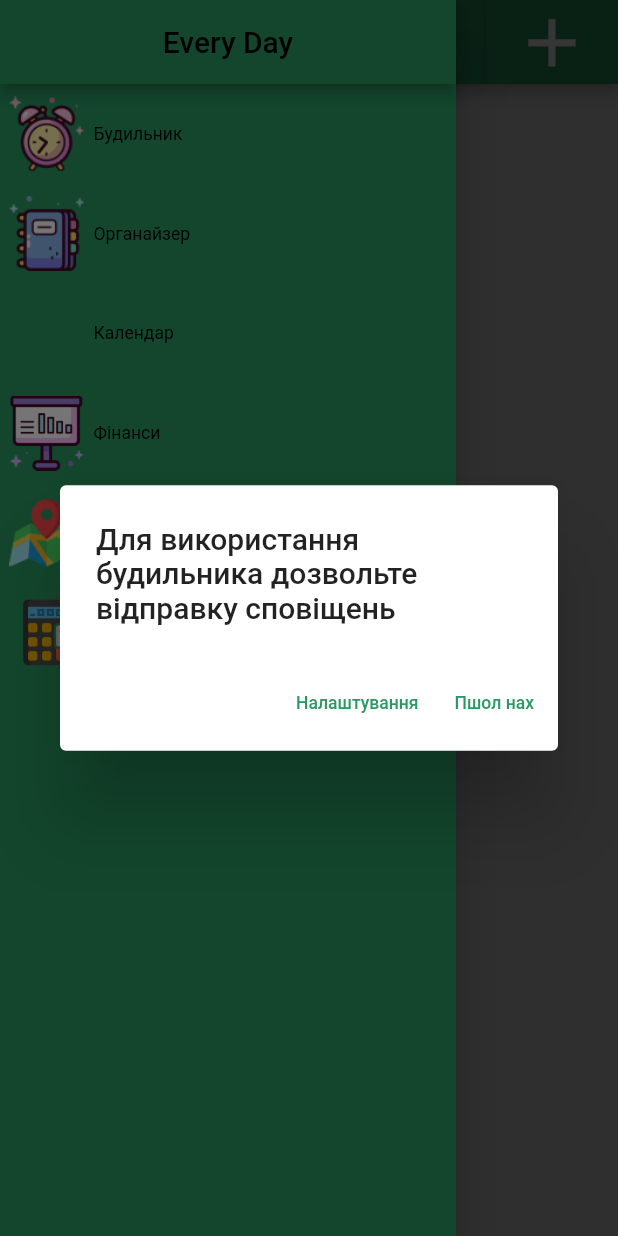
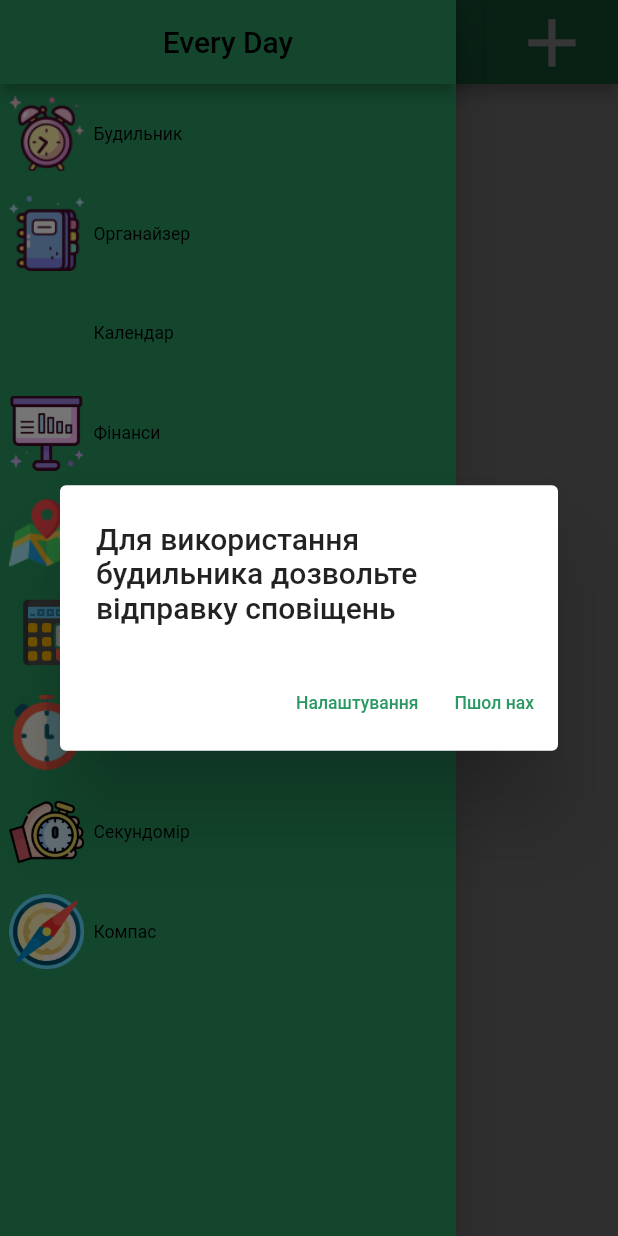
Before and after one commit to murranik/everyday, a Flutter app: the screen it shows after launch, with the side drawer open, on a phone screen of 412 x 824 dp. Run offline on Flutter 3.47's test engine with Material 2 defaults, Android fonts, the phone set to English and light mode, and no system bars; our stand-ins replace date_time_picker, extended_masked_text, flutter_compass, flutter_local_notifications, flutter_native_timezone, flutter_time_picker_spinner and 8 more; missing offline and left inert: android_alarm_manager_plus, flex_color_picker, flutter_simple_calculator, input_calculator, notification_permissions; accounts and stored records are empty; statements that could not run were skipped.

Commit message:
Add stopwatch and compass

```diff
--- a/lib/main.dart
+++ b/lib/main.dart
@@ -7,6 +7,7 @@ import 'package:everyday/views/pagesview.dart';
 import 'package:everyday/views/preferenceview.dart';
 import 'package:flutter/foundation.dart';
 import 'package:flutter/material.dart';
+import 'package:flutter/services.dart';
 import 'package:flutter_localizations/flutter_localizations.dart';
 import 'package:provider/provider.dart';
 import 'package:shared_preferences/shared_preferences.dart';
@@ -68,6 +69,11 @@ class MyApp extends StatefulWidget {
 class _MyAppState extends State<MyApp> with WidgetsBindingObserver {
   @override
   Widget build(BuildContext context) {
+    SystemChrome.setPreferredOrientations([
+      DeviceOrientation.portraitUp,
+      DeviceOrientation.landscapeLeft,
+      DeviceOrientation.landscapeRight,
+    ]);
     return LayoutBuilder(builder: (context, constraints) {
       return OrientationBuilder(builder: (context, orientation) {
         SizerUtil.setScreenSize(constraints, orientation);
--- a/lib/pages/homepage.dart
+++ b/lib/pages/homepage.dart
@@ -5,9 +5,11 @@ import 'package:everyday/logic/models/alarm.dart';
 import 'package:everyday/screens/alarmscreen.dart';
 import 'package:everyday/screens/calculatorscreen.dart';
 import 'package:everyday/screens/calendarscreen.dart';
+import 'package:everyday/screens/compass.dart';
 import 'package:everyday/screens/finances/financesscreen.dart';
 import 'package:everyday/screens/mapscreen.dart';
 import 'package:everyday/screens/organizerscreen.dart';
+import 'package:everyday/screens/secundomer.dart';
 import 'package:everyday/views/alarmview.dart';
 import 'package:everyday/views/pagesview.dart';
 import 'package:everyday/widgets/drawerwidget.dart';
@@ -80,6 +82,24 @@ class _HomePageState extends State<HomePage> {
           pageName = "Calc";
         }
         break;
+      case "Timer":
+        {
+          title = "Таймер";
+          pageName = "Timer";
+        }
+        break;
+      case "Sec":
+        {
+          title = "Секундомір";
+          pageName = "Sec";
+        }
+        break;
+      case "Compass":
+        {
+          title = "Компас";
+          pageName = "Compass";
+        }
+        break;
       default:
         {
           title = "Будильник";
@@ -149,6 +169,12 @@ class _HomePageState extends State<HomePage> {
             return const MapScreen();
           } else if (pageName == "Calc") {
             return const CalculatorScreen();
+          } else if (pageName == "Sec") {
+            return const SecScreen();
+          } else if (pageName == "Compass") {
+            return const CompassScreen();
+          } else if (pageName == "Timer") {
+            return const CalculatorScreen();
           } else {
             return const Text("error");
           }
--- a/lib/screens/alarmscreen.dart
+++ b/lib/screens/alarmscreen.dart
@@ -33,8 +33,8 @@ class _AlarmScreenState extends State<AlarmScreen> with WidgetsBindingObserver {
   void initState() {
     alarmView = Provider.of<AlarmView>(context, listen: false);
     permissionStatusFuture = getCheckNotificationPermStatus();
-    WidgetsBinding.instance!.addObserver(this);
-    WidgetsBinding.instance!
+    WidgetsBinding.instance.addObserver(this);
+    WidgetsBinding.instance
         .addPostFrameCallback((_) => getNotificationAccessDialog());
     super.initState();
   }
--- a/lib/widgets/drawerwidget.dart
+++ b/lib/widgets/drawerwidget.dart
@@ -71,6 +71,21 @@ class _DrawerWidgetState extends State<DrawerWidget> {
               SizedBox(
                 height: 2.h,
               ),
+              iconButtonWithText(
+                  "Таймер", "assets/images/chronometer.png", "Timer"),
+              SizedBox(
+                height: 2.h,
+              ),
+              iconButtonWithText(
+                  "Секундомір", "assets/images/stopwatch.png", "Sec"),
+              SizedBox(
+                height: 2.h,
+              ),
+              iconButtonWithText(
+                  "Компас", "assets/images/compass.png", "Compass"),
+              SizedBox(
+                height: 2.h,
+              ),
             ],
           ),
         ));
--- a/pubspec.yaml
+++ b/pubspec.yaml
@@ -25,6 +25,11 @@ dependencies:
   flutter_local_notifications: 9.3.2
   flutter_time_picker_spinner: 2.0.0
   extended_masked_text: 2.3.1
+
+  flutter_compass: 0.7.0
+  flutter_countdown_timer: 4.1.0
+  stop_watch_timer: 1.4.0
+
   firebase_messaging:
   flutter_emoji:
   sqflite: 2.0.0+4
```
Also changed, not shown: lib/screens/calculatorscreen.dart (+3 -4 lines), lib/screens/compass.dart (added, +96 -0 lines), lib/screens/secundomer.dart (added, +190 -0 lines), assets/images/compassarrow.png, 2 other files.
